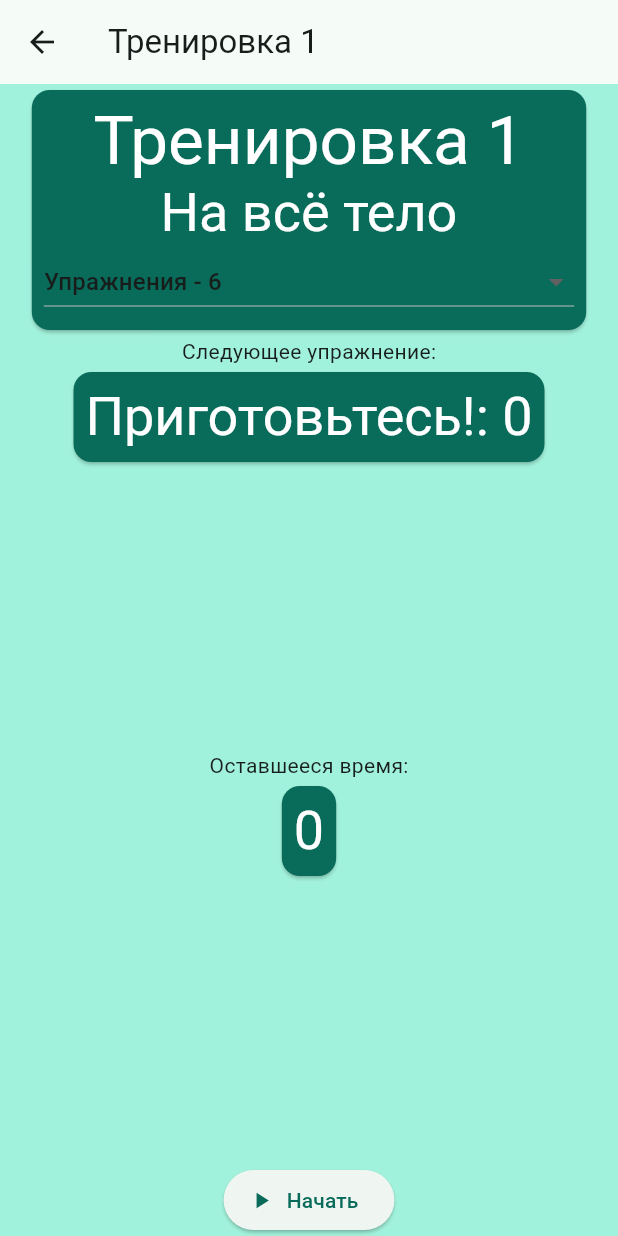
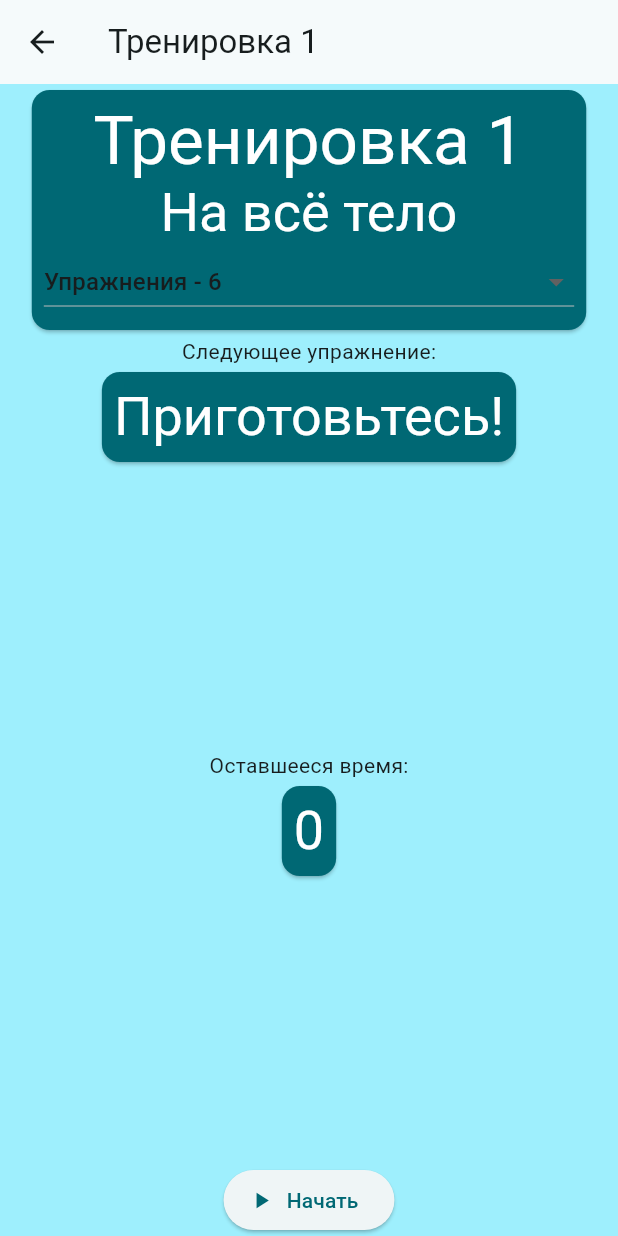
Before and after one commit to Karenfen/MyHomeGym, a Flutter app: the screen it shows after launch, after a tap on "Начать", on a phone screen of 412 x 824 dp. Run offline on Flutter 3.47's test engine with Material 2 defaults, Android fonts, the light colour scheme and no system bars; our stand-ins replace audioplayers, youtube_player_flutter.

```diff
--- a/lib/classes/exercise.dart
+++ b/lib/classes/exercise.dart
@@ -4,10 +4,12 @@
 
 @JsonSerializable()
 class Exercise {
-  Exercise(this.name, this.repetitions);
+  Exercise(this.name, this.repetitions, this.videoUrl, this.imageUrl);
 
   String name;
   int repetitions;
+  String videoUrl;
+  String imageUrl;
 
   factory Exercise.fromJson(Map<String, dynamic> json) =>
       _$ExerciseFromJson(json);
--- a/lib/my_app.dart
+++ b/lib/my_app.dart
@@ -22,8 +22,8 @@
         title: 'My Home Gym',
         theme: ThemeData(
           useMaterial3: true,
-          colorScheme:
-              ColorScheme.fromSeed(seedColor: Color.fromARGB(255, 0, 97, 81)),
+          colorScheme: ColorScheme.fromSeed(
+              seedColor: Color.fromARGB(255, 255, 255, 255)),
         ),
         home: MyHomePage(),
       ),
--- a/lib/pages/workout_start_page.dart
+++ b/lib/pages/workout_start_page.dart
@@ -21,7 +21,7 @@
 class _WorkoutStartPageState extends State<WorkoutStartPage> {
   Timer? timer;
   int secondsPassed = 0;
-  Exercise currentExercise = Exercise('Приготовьтесь!', 0);
+  Exercise currentExercise = Exercise('Приготовьтесь!', 0, '', '');
   AudioPlayer notificationPlayer = AudioPlayer();
   late MyAppState appState;
   bool isInProcess = false;
@@ -124,7 +124,10 @@
                 child: Padding(
                   padding: const EdgeInsets.all(8.0),
                   child: Text(
-                      '${currentExercise.name}: ${currentExercise.repetitions}',
+                      currentExercise.repetitions == 0
+                          ? currentExercise
+                              .name // Показываем только имя, если repetitions равно 0
+                          : '${currentExercise.name}: ${currentExercise.repetitions}',
                       style: textStyle),
                 ),
               ),
--- a/pubspec.yaml
+++ b/pubspec.yaml
@@ -17,6 +17,7 @@
   flutter_launcher_icons: ^0.13.1
   gtk: ^2.1.0
   json_annotation: ^4.8.1
+  youtube_player_flutter: ^8.1.2
 
 
 dev_dependencies:
@@ -32,3 +33,4 @@
   assets:
     - files/data/
     - files/sounds/
+    - files/images/
```
Also changed, not shown: files/data/data.txt (+1 -1 lines), lib/pages/exercise_info_page.dart (added, +62 -0 lines), lib/widjets/exercise_card.dart (+10 -1 lines), files/images/image-1.jpeg (added), lib/classes/exercise.g.dart, 1 other file.
